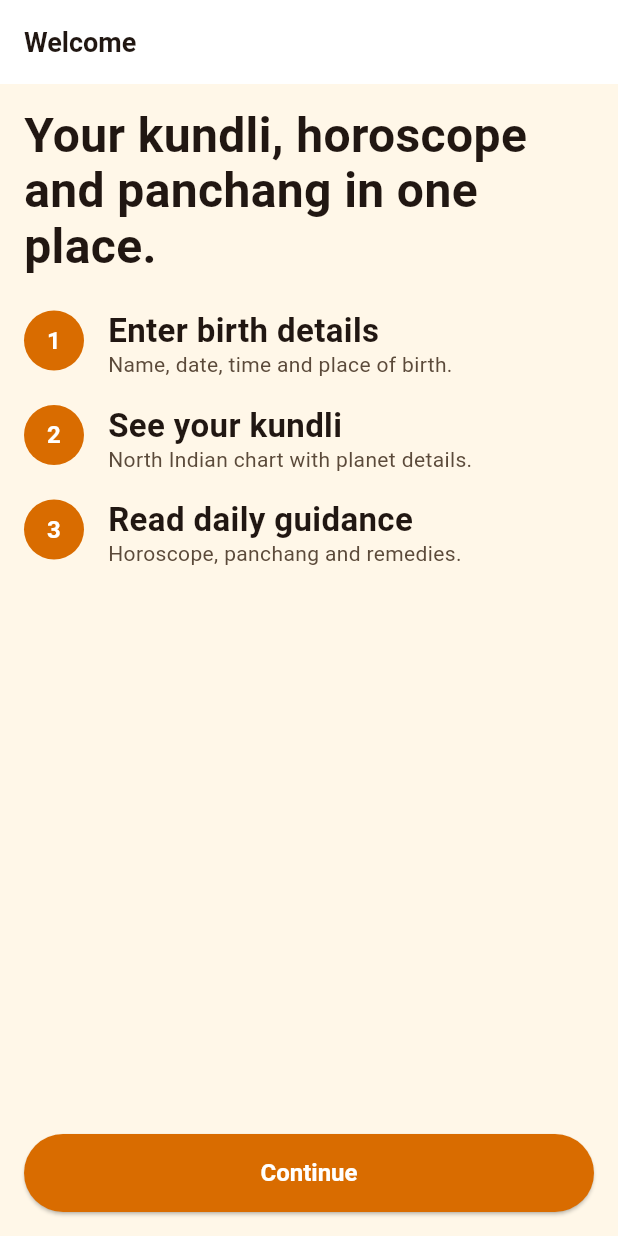
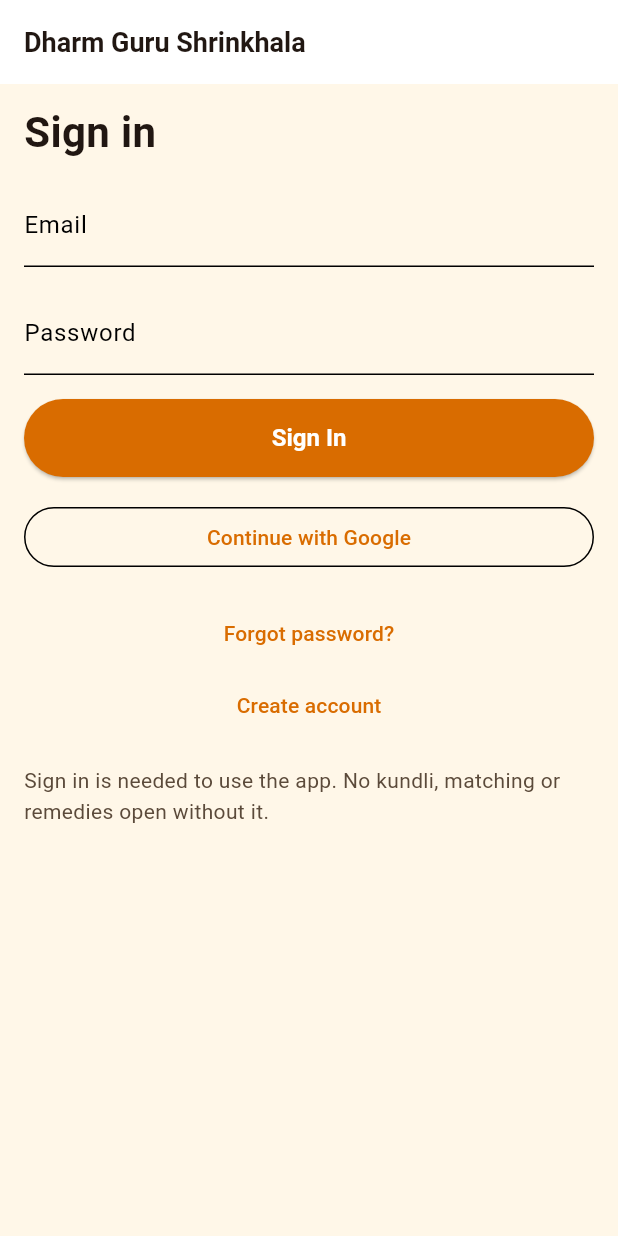
Before and after one commit to sunmughan/dharm-guru-shrinkhala, a Flutter app: the screen it shows after launch, on a phone screen of 412 x 824 dp. Run offline on Flutter 3.47's test engine with Material 3 defaults, Android fonts, the phone set to English and light mode, and no system bars; our stand-ins replace cloud_firestore, firebase_analytics, firebase_auth, firebase_core, firebase_crashlytics, firebase_messaging and 3 more; accounts and stored records are empty; Roboto replaces fonts that are missing (Georgia).

Commit message:
Add email password auth with hard sign in gate

```diff
--- a/lib/core/navigation/app_shell.dart
+++ b/lib/core/navigation/app_shell.dart
@@ -1,7 +1,9 @@
 import 'package:material_ui/material_ui.dart';
 
 import '../theme/design_tokens.dart';
+import '../../screens/auth_screen.dart';
 import '../../screens/screens.dart';
+import '../../services/auth_service.dart';
 
 /// Bottom tab navigation shell.
 /// Tabs in fixed order: Home, Kundli, Panchang, Consult, Profile.
@@ -63,17 +65,22 @@ class _AppShellState extends State<AppShell> {
   }
 }
 
-/// Root widget. Shows splash, then onboarding, then the tab shell.
-/// Set showSplash false in tests to skip the splash screen.
+/// Root widget. Shows splash, then the auth gate, then onboarding,
+/// then the tab shell. Signed out users see only the sign in
+/// screen: no kundli, matching, remedies or any other screen opens
+/// without a signed in user. Set showSplash false in tests to skip
+/// the splash screen. Pass authService in tests to fake the stream.
 class DharmGuruApp extends StatefulWidget {
   const DharmGuruApp({
     super.key,
     this.firebaseReady = true,
     this.showSplash = true,
+    this.authService,
   });
 
   final bool firebaseReady;
   final bool showSplash;
+  final AuthService? authService;
 
   @override
   State<DharmGuruApp> createState() => _DharmGuruAppState();
@@ -82,6 +89,8 @@ class DharmGuruApp extends StatefulWidget {
 class _DharmGuruAppState extends State<DharmGuruApp> {
   bool _splashDone = false;
   bool _onboardingDone = false;
+  late final AuthService _auth = widget.authService ?? AuthService();
+  late final Stream<bool> _signedIn = _auth.signedIn;
 
   @override
   void initState() {
@@ -89,42 +98,50 @@ class _DharmGuruAppState extends State<DharmGuruApp> {
     _splashDone = !widget.showSplash;
   }
 
+  MaterialApp _app({required Widget home}) {
+    return MaterialApp(
+      title: 'Dharm Guru Shrinkhala',
+      theme: AppTheme.light(),
+      darkTheme: AppTheme.dark(),
+      themeMode: ThemeMode.system,
+      home: home,
+    );
+  }
+
   @override
   Widget build(BuildContext context) {
     if (!widget.firebaseReady) {
-      return MaterialApp(
-        theme: AppTheme.light(),
-        darkTheme: AppTheme.dark(),
-        themeMode: ThemeMode.system,
-        home: const _FirebaseSetupNeededScreen(),
-      );
+      return _app(home: const _FirebaseSetupNeededScreen());
     }
     if (!_splashDone) {
-      return MaterialApp(
-        theme: AppTheme.light(),
-        darkTheme: AppTheme.dark(),
-        themeMode: ThemeMode.system,
+      return _app(
         home: SplashScreen(
           onDone: () => setState(() => _splashDone = true),
         ),
       );
     }
+    return StreamBuilder<bool>(
+      stream: _signedIn,
+      builder: (BuildContext context, AsyncSnapshot<bool> snapshot) {
+        if (!snapshot.hasData) {
+          return _app(
+            home: const Scaffold(
+              body: Center(child: CircularProgressIndicator()),
+            ),
+          );
+        }
+        if (snapshot.data == false) {
+          return _app(home: AuthScreen(authService: _auth));
+        }
         if (!_onboardingDone) {
-      return MaterialApp(
-        theme: AppTheme.light(),
-        darkTheme: AppTheme.dark(),
-        themeMode: ThemeMode.system,
+          return _app(
             home: OnboardingScreen(
               onDone: () => setState(() => _onboardingDone = true),
             ),
           );
         }
-    return MaterialApp(
-      title: 'Dharm Guru Shrinkhala',
-      theme: AppTheme.light(),
-      darkTheme: AppTheme.dark(),
-      themeMode: ThemeMode.system,
-      home: const AppShell(),
+        return _app(home: const AppShell());
+      },
     );
   }
 }
--- /dev/null
+++ b/lib/screens/auth_screen.dart
@@ -0,0 +1,247 @@
+import 'package:material_ui/material_ui.dart';
+
+import '../core/theme/design_tokens.dart';
+import '../services/auth_service.dart';
+
+/// Email must have something before and after the @ and a dot
+/// in the domain part. Plain language, no regex shown to the user.
+String? validateEmail(String value) {
+  final String email = value.trim();
+  final int at = email.indexOf('@');
+  if (at < 1 ||
+      !email.substring(at + 1).contains('.') ||
+      email.endsWith('.')) {
+    return 'Enter a valid email address, like name@example.com.';
+  }
+  return null;
+}
+
+/// Firebase needs at least 6 characters for a password.
+String? validatePassword(String value) {
+  if (value.length < 6) {
+    return 'Password must be at least 6 characters.';
+  }
+  return null;
+}
+
+String? validatePasswordMatch(String password, String confirm) {
+  if (password != confirm) {
+    return 'Passwords do not match.';
+  }
+  return null;
+}
+
+enum _AuthMode { signIn, signUp, forgot }
+
+/// Sign in gate screen. Email and password sign in, sign up with
+/// email and password, forgot password by reset email, and Google
+/// sign in. Phone OTP stays in AuthService with no screen yet.
+/// On success the auth state stream flips and the app shell takes
+/// over, so this screen navigates nowhere itself.
+class AuthScreen extends StatefulWidget {
+  const AuthScreen({super.key, this.authService});
+
+  final AuthService? authService;
+
+  @override
+  State<AuthScreen> createState() => _AuthScreenState();
+}
+
+class _AuthScreenState extends State<AuthScreen> {
+  final TextEditingController _emailController = TextEditingController();
+  final TextEditingController _passwordController = TextEditingController();
+  final TextEditingController _confirmController = TextEditingController();
+
+  _AuthMode _mode = _AuthMode.signIn;
+  String? _error;
+  String? _resetSentTo;
+  bool _busy = false;
+
+  AuthService get _auth => widget.authService ?? AuthService();
+
+  @override
+  void dispose() {
+    _emailController.dispose();
+    _passwordController.dispose();
+    _confirmController.dispose();
+    super.dispose();
+  }
+
+  void _showMode(_AuthMode mode) {
+    setState(() {
+      _mode = mode;
+      _error = null;
+      _resetSentTo = null;
+    });
+  }
+
+  Future<void> _submitEmail() async {
+    final String email = _emailController.text.trim();
+    final String password = _passwordController.text;
+    final String? emailError = validateEmail(email);
+    if (emailError != null) {
+      setState(() => _error = emailError);
+      return;
+    }
+    if (_mode == _AuthMode.forgot) {
+      setState(() {
+        _busy = true;
+        _error = null;
+      });
+      try {
+        await _auth.sendPasswordResetEmail(email);
+        setState(() => _resetSentTo = email);
+      } catch (error) {
+        setState(() => _error = AuthService.plainError(error));
+      } finally {
+        setState(() => _busy = false);
+      }
+      return;
+    }
+    final String? passwordError = validatePassword(password);
+    if (passwordError != null) {
+      setState(() => _error = passwordError);
+      return;
+    }
+    if (_mode == _AuthMode.signUp) {
+      final String? matchError = validatePasswordMatch(
+        password,
+        _confirmController.text,
+      );
+      if (matchError != null) {
+        setState(() => _error = matchError);
+        return;
+      }
+    }
+    setState(() {
+      _busy = true;
+      _error = null;
+    });
+    try {
+      if (_mode == _AuthMode.signUp) {
+        await _auth.signUpWithEmailAndPassword(
+          email: email,
+          password: password,
+        );
+      } else {
+        await _auth.signInWithEmailAndPassword(
+          email: email,
+          password: password,
+        );
+      }
+    } catch (error) {
+      setState(() => _error = AuthService.plainError(error));
+    } finally {
+      setState(() => _busy = false);
+    }
+  }
+
+  Future<void> _submitGoogle() async {
+    setState(() {
+      _busy = true;
+      _error = null;
+    });
+    try {
+      await _auth.signInWithGoogle();
+    } catch (error) {
+      setState(() => _error = AuthService.plainError(error));
+    } finally {
+      setState(() => _busy = false);
+    }
+  }
+
+  @override
+  Widget build(BuildContext context) {
+    final String title = switch (_mode) {
+      _AuthMode.signIn => 'Sign in',
+      _AuthMode.signUp => 'Create account',
+      _AuthMode.forgot => 'Forgot password',
+    };
+    final String submitLabel = switch (_mode) {
+      _AuthMode.signIn => 'Sign In',
+      _AuthMode.signUp => 'Create Account',
+      _AuthMode.forgot => 'Send reset link',
+    };
+    return Scaffold(
+      appBar: AppBar(title: const Text('Dharm Guru Shrinkhala')),
+      body: ListView(
+        padding: const EdgeInsets.all(AppSpacing.screenPadding),
+        children: <Widget>[
+          Text(
+            title,
+            style: AppTextStyles.themed(context, AppTextStyles.title),
+          ),
+          const SizedBox(height: AppSpacing.md),
+          if (_mode == _AuthMode.forgot && _resetSentTo != null)
+            Text(
+              'Reset link sent to $_resetSentTo. Open your email, tap the link, and set a new password. Then sign in with the new password.',
+              style: AppTextStyles.themed(context, AppTextStyles.body),
+            )
+          else ...<Widget>[
+            TextField(
+              controller: _emailController,
+              keyboardType: TextInputType.emailAddress,
+              decoration: const InputDecoration(labelText: 'Email'),
+            ),
+            const SizedBox(height: AppSpacing.md),
+            if (_mode != _AuthMode.forgot) ...<Widget>[
+              TextField(
+                controller: _passwordController,
+                obscureText: true,
+                decoration: const InputDecoration(labelText: 'Password'),
+              ),
+              const SizedBox(height: AppSpacing.md),
+              if (_mode == _AuthMode.signUp)
+                TextField(
+                  controller: _confirmController,
+                  obscureText: true,
+                  decoration:
+                      const InputDecoration(labelText: 'Confirm password'),
+                ),
+              if (_mode == _AuthMode.signUp)
+                const SizedBox(height: AppSpacing.md),
+            ],
+            if (_error != null) ...<Widget>[
+              Text(
+                _error!,
+                style: AppTextStyles.themed(context, AppTextStyles.body)
+                    .copyWith(color: Theme.of(context).colorScheme.error),
+              ),
+              const SizedBox(height: AppSpacing.md),
+            ],
+            ElevatedButton(
+              onPressed: _busy ? null : _submitEmail,
+              child: Text(submitLabel),
+            ),
+          ],
+          const SizedBox(height: AppSpacing.md),
+          if (_mode == _AuthMode.signIn) ...<Widget>[
+            OutlinedButton(
+              onPressed: _busy ? null : _submitGoogle,
+              child: const Text('Continue with Google'),
+            ),
+            const SizedBox(height: AppSpacing.md),
+            TextButton(
+              onPressed: _busy ? null : () => _showMode(_AuthMode.forgot),
+              child: const Text('Forgot password?'),
+            ),
+            TextButton(
+              onPressed: _busy ? null : () => _showMode(_AuthMode.signUp),
+              child: const Text('Create account'),
+            ),
+          ],
+          if (_mode != _AuthMode.signIn)
+            TextButton(
+              onPressed: _busy ? null : () => _showMode(_AuthMode.signIn),
+              child: const Text('Back to sign in'),
+            ),
+          const SizedBox(height: AppSpacing.md),
+          Text(
+            'Sign in is needed to use the app. No kundli, matching or remedies open without it.',
+            style: AppTextStyles.themed(context, AppTextStyles.bodySmall),
+          ),
+        ],
+      ),
+    );
+  }
+}
--- a/lib/services/auth_service.dart
+++ b/lib/services/auth_service.dart
@@ -1,16 +1,81 @@
 import 'package:firebase_auth/firebase_auth.dart';
 import 'package:google_sign_in/google_sign_in.dart';
 
-/// Auth service: phone sign in and Google sign in.
+/// Auth service: email and password, phone sign in and Google sign in.
 /// Phone verification uses Firebase Auth. No custom backend.
 class AuthService {
-  AuthService({FirebaseAuth? auth}) : _auth = auth ?? FirebaseAuth.instance;
+  AuthService({FirebaseAuth? auth}) : _auth = auth;
 
-  final FirebaseAuth _auth;
+  // Nullable on purpose: tests subclass AuthService and override the
+  // stream and methods below, so FirebaseAuth.instance is never
+  // touched when no real auth object is passed in.
+  final FirebaseAuth? _auth;
 
-  Stream<User?> get userChanges => _auth.authStateChanges();
+  FirebaseAuth get _firebaseAuth => _auth ?? FirebaseAuth.instance;
 
-  User? get currentUser => _auth.currentUser;
+  Stream<User?> get userChanges => _firebaseAuth.authStateChanges();
+
+  /// True when a user is signed in, false otherwise.
+  Stream<bool> get signedIn =>
+      userChanges.map((User? user) => user != null);
+
+  User? get currentUser => _firebaseAuth.currentUser;
+
+  Future<void> signUpWithEmailAndPassword({
+    required String email,
+    required String password,
+  }) async {
+    await _firebaseAuth.createUserWithEmailAndPassword(
+      email: email,
+      password: password,
+    );
+  }
+
+  Future<void> signInWithEmailAndPassword({
+    required String email,
+    required String password,
+  }) async {
+    await _firebaseAuth.signInWithEmailAndPassword(
+      email: email,
+      password: password,
+    );
+  }
+
+  /// Sends the Firebase password reset email. The user taps the link
+  /// in that email and sets a new password on the Firebase page.
+  Future<void> sendPasswordResetEmail(String email) async {
+    await _firebaseAuth.sendPasswordResetEmail(email: email);
+  }
+
+  /// Firebase error codes in plain words, so the UI never shows
+  /// raw codes like invalid-credential to the user.
+  static String plainError(Object error) {
+    if (error is! FirebaseAuthException) {
+      return 'Something went wrong. Try again.';
+    }
+    return switch (error.code) {
+      'invalid-email' =>
+        'That email address does not look right. Check it and try again.',
+      'user-not-found' =>
+        'No account exists for that email. Create an account first.',
+      'wrong-password' =>
+        'The password is wrong. Try again or reset it.',
+      'invalid-credential' =>
+        'The email or password is wrong. Try again or reset your password.',
+      'email-already-in-use' =>
+        'An account already exists for that email. Sign in instead.',
+      'weak-password' =>
+        'Choose a stronger password with at least 6 characters.',
+      'too-many-requests' =>
+        'Too many tries. Wait a little while and try again.',
+      'network-request-failed' =>
+        'No internet connection. Check your connection and try again.',
+      'operation-not-allowed' =>
+        'Email sign in is not switched on yet. Ask the app team to enable it.',
+      'user-disabled' => 'This account has been disabled.',
+      _ => 'Something went wrong. Try again.',
+    };
+  }
 
   Future<void> signInWithGoogle() async {
     final GoogleSignInAccount? account =
@@ -24,7 +89,7 @@ class AuthService {
       accessToken: googleAuth.accessToken,
       idToken: googleAuth.idToken,
     );
-    await _auth.signInWithCredential(credential);
+    await _firebaseAuth.signInWithCredential(credential);
   }
 
   Future<void> verifyPhoneNumber({
@@ -33,7 +98,7 @@ class AuthService {
     required void Function(FirebaseAuthException error) onFailed,
     required void Function(String verificationId, int? resendToken) onCodeSent,
   }) async {
-    await _auth.verifyPhoneNumber(
+    await _firebaseAuth.verifyPhoneNumber(
       phoneNumber: phoneNumber,
       verificationCompleted: onAutoVerified,
       verificationFailed: onFailed,
@@ -50,11 +115,11 @@ class AuthService {
       verificationId: verificationId,
       smsCode: smsCode,
     );
-    await _auth.signInWithCredential(credential);
+    await _firebaseAuth.signInWithCredential(credential);
   }
 
   Future<void> signOut() async {
     await GoogleSignIn().signOut();
-    await _auth.signOut();
+    await _firebaseAuth.signOut();
   }
 }
```
Also changed, not shown: lib/screens/screens.dart (+6 -5 lines), 2 other files. Lines whose indentation alone changed are shown as unchanged.
